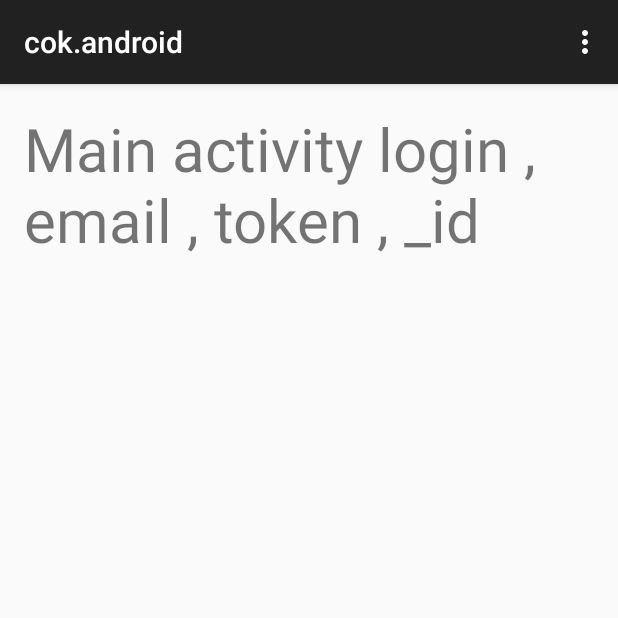
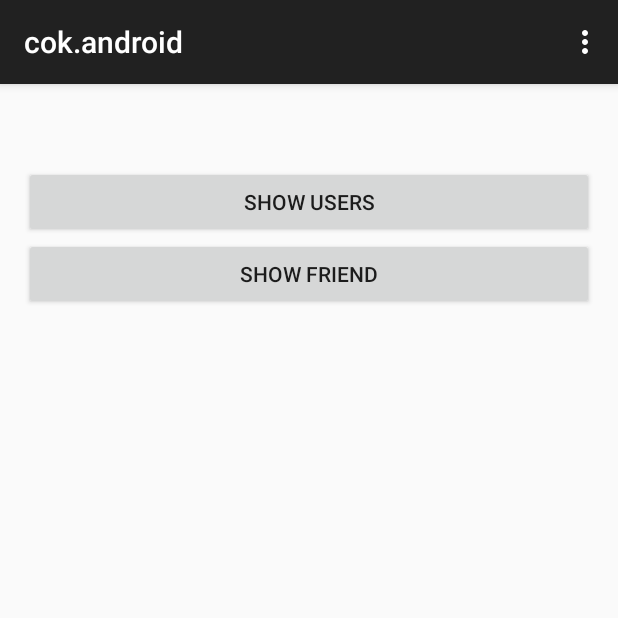
Before and after one commit to Igorok/cok.android, an Android app: the MainActivity screen opened directly, with no data from a screen before it, on a phone screen of 412 x 824 dp, the top half of it. Run offline under Robolectric (Android 15) with nearby library versions, the phone set to English and light mode, and no system bars.

Commit message:
list view

```diff
--- a/app/src/main/java/ru/igor_ok/cokandroid/MainActivity.java
+++ b/app/src/main/java/ru/igor_ok/cokandroid/MainActivity.java
@@ -1,44 +1,51 @@
 package ru.igor_ok.cokandroid;
 
+import android.content.Context;
 import android.content.Intent;
 import android.content.SharedPreferences;
+import android.os.AsyncTask;
 import android.support.v7.app.ActionBarActivity;
 import android.os.Bundle;
 import android.view.Menu;
 import android.view.MenuItem;
+import android.view.View;
+import android.widget.Button;
 import android.widget.TextView;
+import android.widget.Toast;
+
+import com.google.gson.Gson;
+import com.google.gson.GsonBuilder;
+
+import org.json.JSONObject;
+
+import java.util.ArrayList;
 
 public class MainActivity extends ActionBarActivity {
     protected Intent intent;
-    protected TextView hello_world;
+    protected TextView user_name;
+    protected TextView user_email;
+    protected CokModel cm;
+
+    String login;
+    String email;
+
+
+
 
     @Override
     protected void onCreate(Bundle savedInstanceState) {
         super.onCreate(savedInstanceState);
         setContentView(R.layout.activity_main);
 
+        cm = new CokModel(this); //Here the context is passing
         SharedPreferences user = getSharedPreferences("user", 0);
-        String login = user.getString("login", "");
-        String email = user.getString("email", "");
-        String token = user.getString("token", "");
-        String _id = user.getString("_id", "");
+        login = user.getString("login", "");
+        email = user.getString("email", "");
 
-
-
-
-        Bundle extras = getIntent().getExtras();
-        String json = "";
-        if (extras != null) {
-            json = extras.getString("json");
-        }
-
-
-
-        hello_world = (TextView) findViewById(R.id.hello_world);
-        hello_world.setTextSize(40);
-        hello_world.setText(String.format(
-                "Main activity login %s, email %s, token %s, _id %s", login, email, token, _id
-        ));
+        user_name = (TextView) findViewById(R.id.user_name);
+        user_email = (TextView) findViewById(R.id.user_email);
+        user_name.setText(login);
+        user_email.setText(email);
     }
 
     @Override
@@ -62,4 +69,15 @@ public class MainActivity extends ActionBarActivity {
 
         return super.onOptionsItemSelected(item);
     }
+
+
+
+    public void appShowUsers (View view) {
+        String login1 = login;
+        String email1 = email;
+
+
+        Intent i = new Intent(getApplicationContext(), UserListActivity.class);
+        startActivity(i);
+    }
 }
--- a/app/src/main/res/layout/activity_login.xml
+++ b/app/src/main/res/layout/activity_login.xml
@@ -3,7 +3,7 @@
     android:layout_height="match_parent" android:paddingLeft="@dimen/activity_horizontal_margin"
     android:paddingRight="@dimen/activity_horizontal_margin"
     android:paddingTop="@dimen/activity_vertical_margin"
-    android:paddingBottom="@dimen/activity_vertical_margin" tools:context=".MainActivity">
+    android:paddingBottom="@dimen/activity_vertical_margin" tools:context=".LoginActivity">
 
     <TextView
         android:id="@+id/login_message"
--- a/app/src/main/res/layout/activity_main.xml
+++ b/app/src/main/res/layout/activity_main.xml
@@ -6,9 +6,32 @@
     android:paddingBottom="@dimen/activity_vertical_margin" tools:context=".MainActivity">
 
     <TextView
-        android:id="@+id/hello_world"
-        android:text="@string/hello_world"
-        android:layout_width="wrap_content"
+        android:id="@+id/user_name"
+        android:layout_width="match_parent"
         android:layout_height="wrap_content"
         />
+
+    <TextView
+        android:id="@+id/user_email"
+        android:layout_below="@id/user_name"
+        android:layout_width="match_parent"
+        android:layout_height="wrap_content"
+        />
+
+    <Button
+        android:id="@+id/show_friends"
+        android:layout_below="@id/user_email"
+        android:layout_width="match_parent"
+        android:layout_height="wrap_content"
+        android:onClick="appShowUsers"
+        android:text="Show users"
+        />
+
+    <Button
+        android:id="@+id/show_users"
+        android:layout_below="@id/show_friends"
+        android:layout_width="match_parent"
+        android:layout_height="wrap_content"
+        android:text="Show friend"
+        />
 </RelativeLayout>
--- a/app/src/main/res/values/strings.xml
+++ b/app/src/main/res/values/strings.xml
@@ -8,5 +8,6 @@
     <string name="login_message">Please enter your login and password</string>
     <string name="login">Login</string>
     <string name="password">Password</string>
+    <string name="title_activity_user_list">UserListActivity</string>
 
 </resources>
```
Also changed, not shown: app/src/main/AndroidManifest.xml (+14 -4 lines), app/src/main/java/ru/igor_ok/cokandroid/CokModel.java (+23 -17 lines), app/src/main/java/ru/igor_ok/cokandroid/LoginActivity.java (+7 -15 lines), app/src/main/java/ru/igor_ok/cokandroid/UserListActivity.java (added, +175 -0 lines), app/src/main/java/ru/igor_ok/cokandroid/UserModel.java (added, +22 -0 lines), app/src/main/res/layout/activity_user_list.xml (added, +20 -0 lines), app/src/main/res/layout/user_item.xml (added, +21 -0 lines), app/src/main/res/menu/menu_user_list.xml (added, +7 -0 lines).
